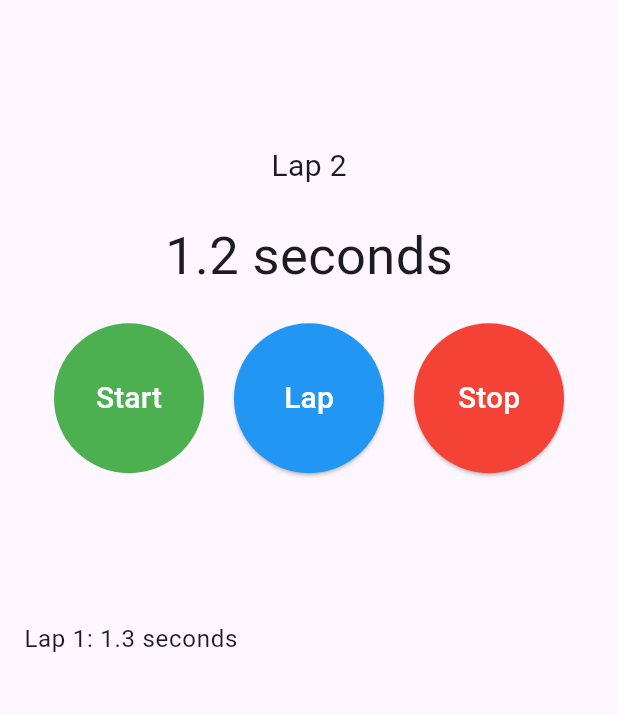
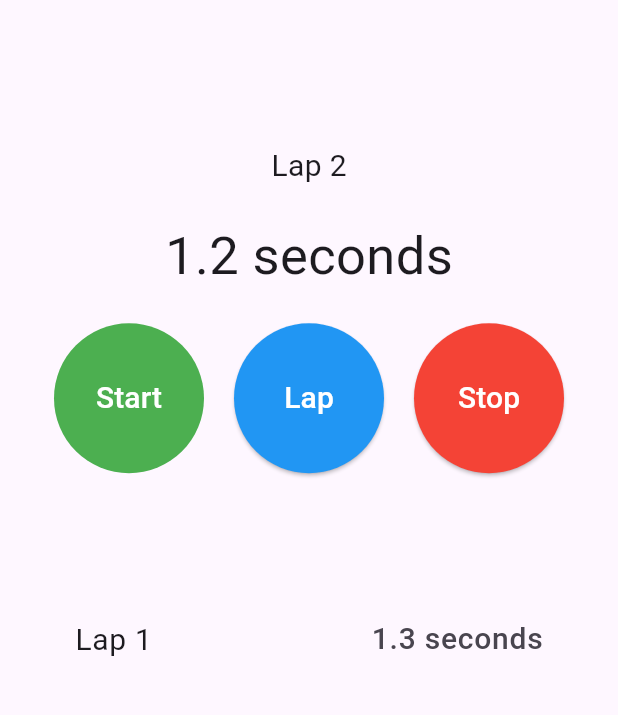
Before and after one commit to pilaabo/stopwatch, a Flutter app: the screen it shows after launch, after a tap on "Start", after a tap on "Lap", on a phone screen of 412 x 824 dp, the part 63-778 px from its top. Run offline on Flutter 3.47's test engine with Material 3 defaults, Android fonts, the phone set to English and light mode, and no system bars.

Commit message:
Enhance lap display in stopwatch with smooth scrolling and improved UI elements

```diff
--- a/lib/stopwatch.dart
+++ b/lib/stopwatch.dart
@@ -14,6 +14,8 @@ class _StopwatchState extends State<Stopwatch> {
   late Timer timer;
   bool isTicking = false;
   final laps = <int>[];
+  final itemHeight = 60.0;
+  final scrollController = ScrollController();
 
   void _onTick(Timer timer) {
     setState(() {
@@ -26,6 +28,11 @@ class _StopwatchState extends State<Stopwatch> {
       laps.add(milliseconds);
       milliseconds = 0;
     });
+    scrollController.animateTo(
+      itemHeight * laps.length,
+      duration: const Duration(milliseconds: 500),
+      curve: Curves.easeIn,
+    );
   }
 
   String _secondsText(int milliseconds) {
@@ -123,15 +130,27 @@ class _StopwatchState extends State<Stopwatch> {
   }
 
   Widget _buildLapDisplay() {
-    return ListView(
-      children: [
-        for (final (lap, milliseconds) in laps.indexed)
-          ListTile(
+    return Scrollbar(
+      thumbVisibility: true,
+      child: ListView.builder(
+        controller: scrollController,
+        itemExtent: itemHeight,
+        itemCount: laps.length,
+        itemBuilder: (context, index) {
+          final milliseconds = laps[index];
+          return ListTile(
+            contentPadding: const EdgeInsets.symmetric(horizontal: 50),
             title: Text(
-              'Lap ${lap + 1}: ${_secondsText(milliseconds)}',
+              'Lap ${index + 1}',
+              style: const TextStyle(fontSize: 20),
             ),
-          )
-      ],
+            trailing: Text(
+              _secondsText(milliseconds),
+              style: const TextStyle(fontSize: 20),
+            ),
+          );
+        },
+      ),
     );
   }
 
```
